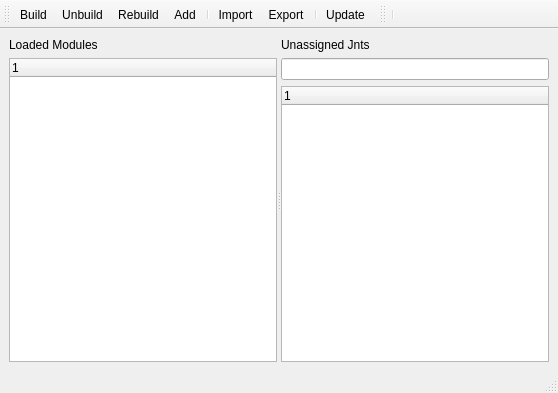
Before: the Qt Designer form omtk/ui.ui in renaudll/omtk, drawn with Qt 5.
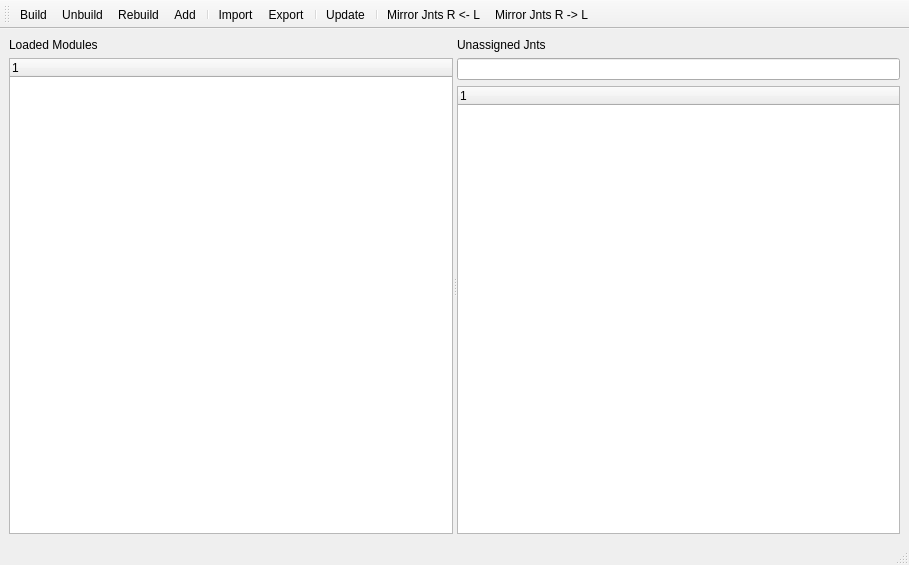
After: the same form once the commit is applied.

Diff of the .ui file:
```diff
--- a/omtk/ui.ui
+++ b/omtk/ui.ui
@@ -6,8 +6,8 @@
    <rect>
     <x>0</x>
     <y>0</y>
-    <width>558</width>
-    <height>393</height>
+    <width>909</width>
+    <height>565</height>
    </rect>
   </property>
   <property name="windowTitle">
@@ -20,7 +20,7 @@
       <property name="orientation">
        <enum>Qt::Horizontal</enum>
       </property>
-      <widget class="QWidget" name="">
+      <widget class="QWidget" name="layoutWidget">
        <layout class="QVBoxLayout" name="verticalLayout_2">
         <item>
          <widget class="QLabel" name="label_modules">
@@ -40,7 +40,7 @@
         </item>
        </layout>
       </widget>
-      <widget class="QWidget" name="">
+      <widget class="QWidget" name="layoutWidget">
        <layout class="QVBoxLayout" name="verticalLayout">
         <item>
          <widget class="QLabel" name="label_jnts">
@@ -97,18 +97,9 @@
    <addaction name="actionExport"/>
    <addaction name="separator"/>
    <addaction name="actionUpdate"/>
-  </widget>
-  <widget class="QToolBar" name="toolBar_2">
-   <property name="windowTitle">
-    <string>toolBar_2</string>
-   </property>
-   <attribute name="toolBarArea">
-    <enum>TopToolBarArea</enum>
-   </attribute>
-   <attribute name="toolBarBreak">
-    <bool>false</bool>
-   </attribute>
    <addaction name="separator"/>
+   <addaction name="actionMirrorJntsLToR"/>
+   <addaction name="actionMirrorJntsRToL"/>
   </widget>
   <action name="actionBuild">
    <property name="text">
@@ -148,6 +139,22 @@
     <string>Add</string>
    </property>
   </action>
+  <action name="actionMirrorJntsLToR">
+   <property name="text">
+    <string>Mirror Jnts R &lt;- L</string>
+   </property>
+   <property name="toolTip">
+    <string>MirrorLToR</string>
+   </property>
+  </action>
+  <action name="actionMirrorJntsRToL">
+   <property name="text">
+    <string>Mirror Jnts R -&gt; L</string>
+   </property>
+   <property name="toolTip">
+    <string>Mirror Jnts R -&gt; L</string>
+   </property>
+  </action>
  </widget>
  <resources/>
  <connections/>
```
Left out of the diff: 2 changed lines with no effect on the pictures.
